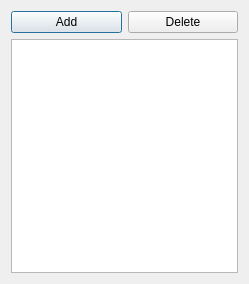
kobus-v-schoor/cubepass, file cubepass/categorymanager.ui: the form before one commit.
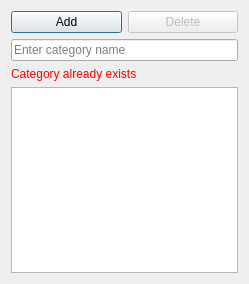
The form after the commit.

Commit message: Finished CategoryManager, fixed bug where "empty" was displayed as an category in ItemDetails

The edit to the form file:
```diff
--- a/cubepass/categorymanager.ui
+++ b/cubepass/categorymanager.ui
@@ -28,6 +28,9 @@
      </item>
      <item>
       <widget class="QPushButton" name="btnDelete">
+       <property name="enabled">
+        <bool>false</bool>
+       </property>
        <property name="text">
         <string>Delete</string>
        </property>
@@ -35,6 +38,57 @@
      </item>
     </layout>
    </item>
+   <item>
+    <widget class="QLineEdit" name="edtCategory">
+     <property name="placeholderText">
+      <string>Enter category name</string>
+     </property>
+    </widget>
+   </item>
+   <item>
+    <widget class="QLabel" name="lblWarning">
+     <property name="palette">
+      <palette>
+       <active>
+        <colorrole role="WindowText">
+         <brush brushstyle="SolidPattern">
+          <color alpha="255">
+           <red>255</red>
+           <green>0</green>
+           <blue>0</blue>
+          </color>
+         </brush>
+        </colorrole>
+       </active>
+       <inactive>
+        <colorrole role="WindowText">
+         <brush brushstyle="SolidPattern">
+          <color alpha="255">
+           <red>255</red>
+           <green>0</green>
+           <blue>0</blue>
+          </color>
+         </brush>
+        </colorrole>
+       </inactive>
+       <disabled>
+        <colorrole role="WindowText">
+         <brush brushstyle="SolidPattern">
+          <color alpha="255">
+           <red>153</red>
+           <green>153</green>
+           <blue>153</blue>
+          </color>
+         </brush>
+        </colorrole>
+       </disabled>
+      </palette>
+     </property>
+     <property name="text">
+      <string>Category already exists</string>
+     </property>
+    </widget>
+   </item>
    <item>
     <widget class="QListWidget" name="lstCategories"/>
    </item>
```
Left out of the diff: 3 changed lines with no effect on the pictures. The commit also changes 3 other files.
